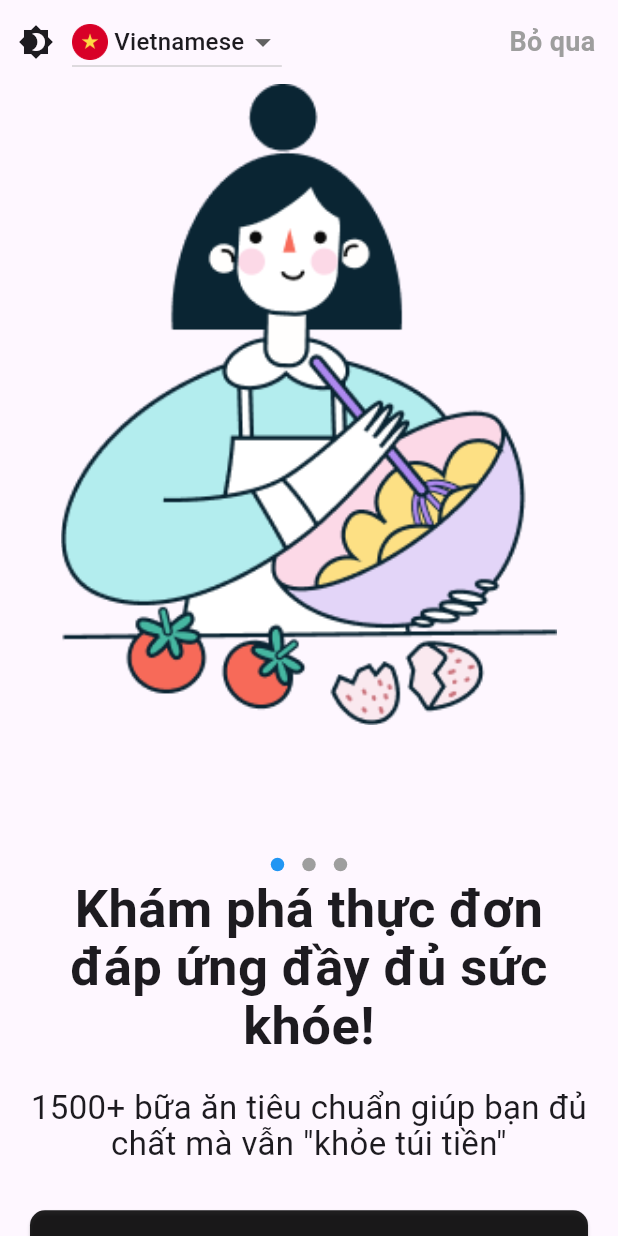
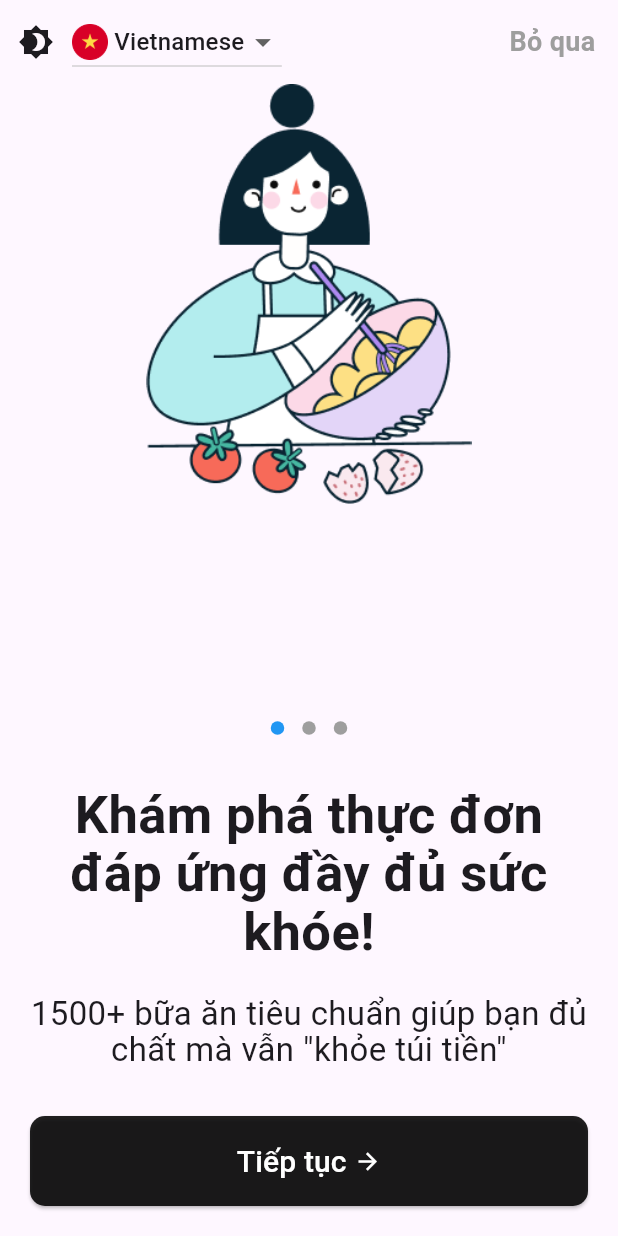
Before and after one commit to nglong2/It-Can-Cook, a Flutter app: the screen it shows after launch, on a phone screen of 412 x 824 dp. Run offline on Flutter 3.47's test engine with Material 3 defaults, Android fonts, the phone set to English and light mode, and no system bars; drawn by our look-alikes of carousel_slider, dots_indicator; our stand-ins replace bloc, flutter_bloc.

Commit message:
Update image heights in onboarding.dart

```diff
--- a/lib/src/screens/onboarding/onboarding.dart
+++ b/lib/src/screens/onboarding/onboarding.dart
@@ -29,6 +29,7 @@ class _Onboarding extends State<Onboarding> {
             Image.asset(
               'assets/images/onboarding/0.png',
               scale: 0.8,
+              height: 280,
             ),
             SizedBox(
               height: size.height * 0.1,
@@ -112,6 +113,7 @@ class _Onboarding extends State<Onboarding> {
             Image.asset(
               'assets/images/onboarding/1.png',
               scale: 0.8,
+              height: 280,
             ),
             SizedBox(
               height: size.height * 0.1,
@@ -195,6 +197,7 @@ class _Onboarding extends State<Onboarding> {
             Image.asset(
               'assets/images/onboarding/2.png',
               scale: 0.8,
+              height: 280,
             ),
             SizedBox(
               height: size.height * 0.1,
--- a/version.txt
+++ b/version.txt
@@ -1 +1 @@
-1.0.3
+1.0.4
```
